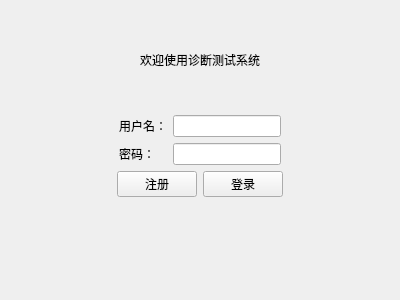
Above: lab3/loginview.ui from liuxing122119/QtCourse before the change. Below: the same form after it.
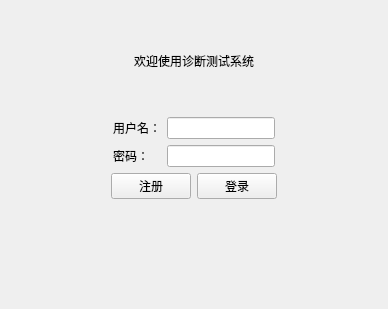
That is the form after the change.

```diff
--- a/lab3/loginview.ui
+++ b/lab3/loginview.ui
@@ -6,8 +6,8 @@
    <rect>
     <x>0</x>
     <y>0</y>
-    <width>400</width>
-    <height>300</height>
+    <width>388</width>
+    <height>309</height>
    </rect>
   </property>
   <property name="windowTitle">
```
